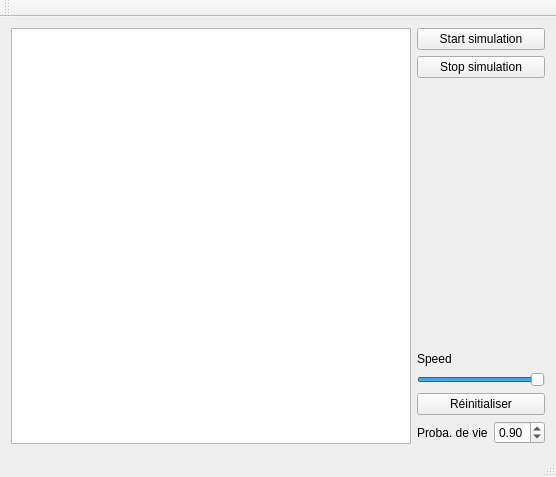
First picture: the form in Mainwindow.ui, repository Spleeen/GOF, before the edit.
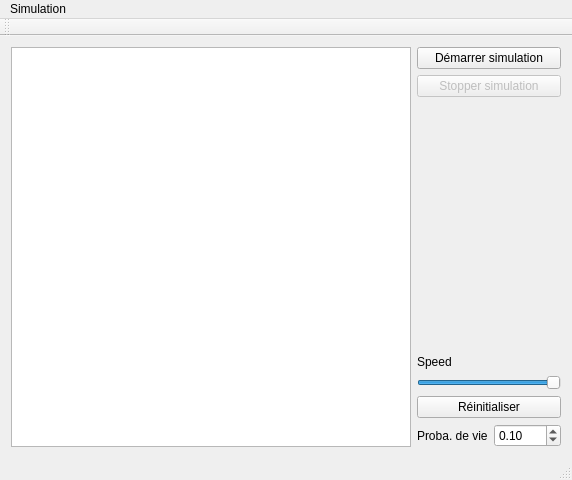
Second picture: the form after the edit.

The edit to the form file:
```diff
--- a/Mainwindow.ui
+++ b/Mainwindow.ui
@@ -6,7 +6,7 @@
    <rect>
     <x>0</x>
     <y>0</y>
-    <width>530</width>
+    <width>572</width>
     <height>477</height>
    </rect>
   </property>
@@ -42,7 +42,7 @@
          <string notr="true"/>
         </property>
         <property name="text">
-         <string notr="true">Start simulation</string>
+         <string notr="true">Démarrer simulation</string>
         </property>
         <property name="iconSize">
          <size>
@@ -63,11 +63,14 @@
       </item>
       <item>
        <widget class="QPushButton" name="stopButton">
+        <property name="enabled">
+         <bool>false</bool>
+        </property>
         <property name="styleSheet">
          <string notr="true"/>
         </property>
         <property name="text">
-         <string>Stop simulation</string>
+         <string>Stopper simulation</string>
         </property>
        </widget>
       </item>
@@ -119,14 +122,17 @@
         </item>
         <item>
          <widget class="QDoubleSpinBox" name="randomDoubleSpin">
+          <property name="minimum">
+           <double>0.050000000000000</double>
+          </property>
           <property name="maximum">
-           <double>1.000000000000000</double>
+           <double>0.950000000000000</double>
           </property>
           <property name="singleStep">
            <double>0.100000000000000</double>
           </property>
           <property name="value">
-           <double>0.900000000000000</double>
+           <double>0.100000000000000</double>
           </property>
          </widget>
         </item>
@@ -141,10 +147,19 @@
     <rect>
      <x>0</x>
      <y>0</y>
-     <width>530</width>
+     <width>572</width>
      <height>20</height>
     </rect>
    </property>
+   <widget class="QMenu" name="menuSimulation">
+    <property name="title">
+     <string>Simulation</string>
+    </property>
+    <addaction name="actionD_marrer_la_simulation"/>
+    <addaction name="actionStopper_la_simulation"/>
+    <addaction name="actionR_initialiser"/>
+   </widget>
+   <addaction name="menuSimulation"/>
   </widget>
   <widget class="QToolBar" name="mainToolBar">
    <attribute name="toolBarArea">
```
Left out of the diff: 74 changed lines with no effect on the pictures.
